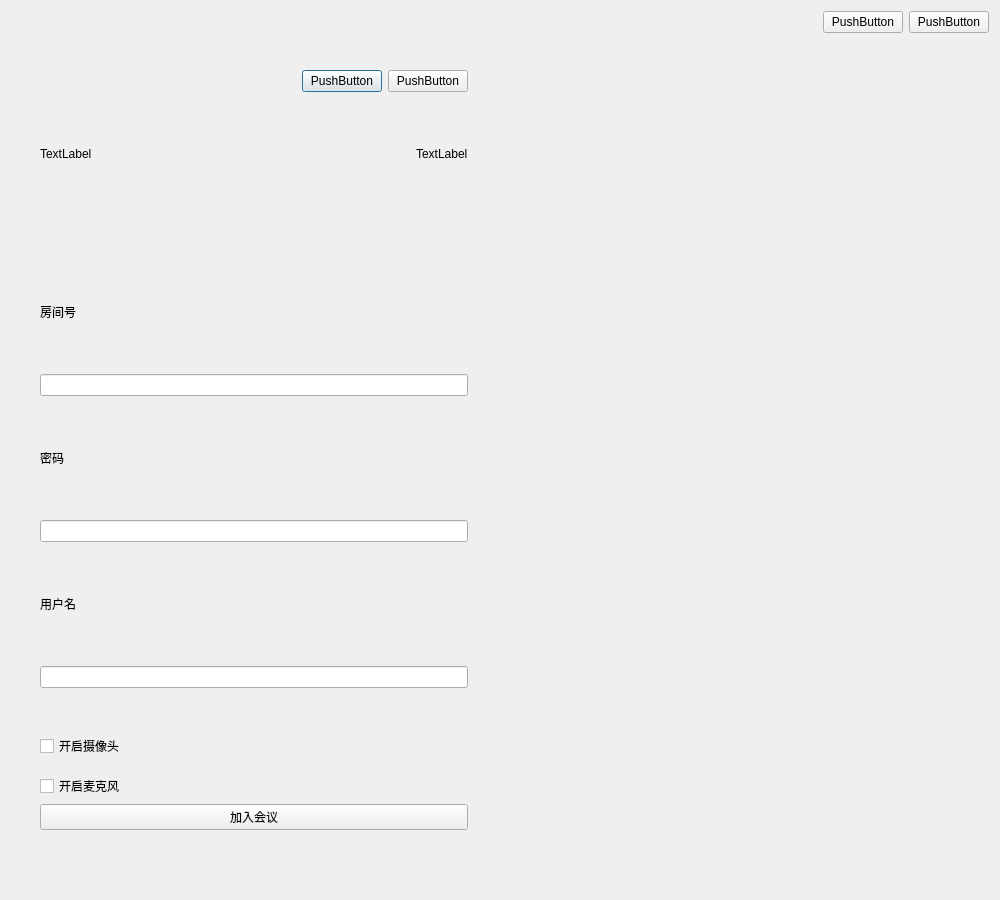
First picture: the form in NiceMeeting/CLogDialog.ui, repository mimihuhuu/VideoMeeting, before the edit.
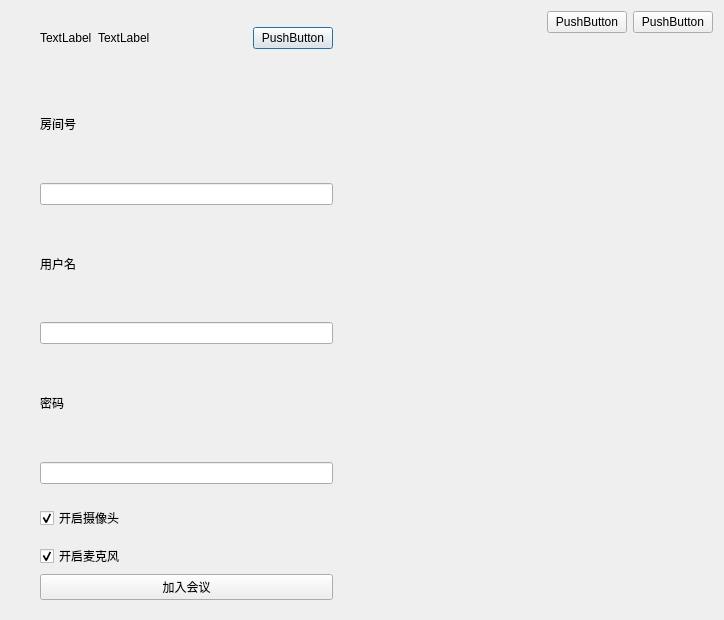
Second picture: the form after the edit.

Patch:
```diff
--- a/NiceMeeting/CLogDialog.ui
+++ b/NiceMeeting/CLogDialog.ui
@@ -6,14 +6,17 @@
    <rect>
     <x>0</x>
     <y>0</y>
-    <width>1000</width>
-    <height>900</height>
+    <width>724</width>
+    <height>620</height>
    </rect>
   </property>
   <property name="windowTitle">
    <string>CLogDialog</string>
   </property>
   <layout class="QHBoxLayout" name="horizontalLayout">
+   <property name="spacing">
+    <number>0</number>
+   </property>
    <item>
     <widget class="QWidget" name="widget_left" native="true">
      <layout class="QVBoxLayout" name="LeftList_Vlayout">
@@ -24,7 +27,7 @@
        <number>9</number>
       </property>
       <property name="topMargin">
-       <number>9</number>
+       <number>0</number>
       </property>
       <property name="rightMargin">
        <number>9</number>
@@ -32,22 +35,6 @@
       <property name="bottomMargin">
        <number>9</number>
       </property>
-      <item>
-       <spacer name="verticalSpacer_2">
-        <property name="orientation">
-         <enum>Qt::Vertical</enum>
-        </property>
-        <property name="sizeType">
-         <enum>QSizePolicy::Fixed</enum>
-        </property>
-        <property name="sizeHint" stdset="0">
-         <size>
-          <width>20</width>
-          <height>50</height>
-         </size>
-        </property>
-       </spacer>
-      </item>
       <item>
        <layout class="QHBoxLayout" name="horizontalLayout_5">
         <item>
@@ -69,35 +56,20 @@
         <item>
          <layout class="QVBoxLayout" name="verticalLayout_2">
           <item>
-           <layout class="QHBoxLayout" name="horizontalLayout_3">
-            <item>
-             <spacer name="horizontalSpacer_2">
-              <property name="orientation">
-               <enum>Qt::Horizontal</enum>
-              </property>
-              <property name="sizeHint" stdset="0">
-               <size>
-                <width>40</width>
-                <height>20</height>
-               </size>
-              </property>
-             </spacer>
-            </item>
-            <item>
-             <widget class="QPushButton" name="BtnNetStatus">
-              <property name="text">
-               <string>PushButton</string>
-              </property>
-             </widget>
-            </item>
-            <item>
-             <widget class="QPushButton" name="BtnSetting">
-              <property name="text">
-               <string>PushButton</string>
-              </property>
-             </widget>
-            </item>
-           </layout>
+           <spacer name="verticalSpacer_2">
+            <property name="orientation">
+             <enum>Qt::Vertical</enum>
+            </property>
+            <property name="sizeType">
+             <enum>QSizePolicy::Fixed</enum>
+            </property>
+            <property name="sizeHint" stdset="0">
+             <size>
+              <width>20</width>
+              <height>16</height>
+             </size>
+            </property>
+           </spacer>
           </item>
           <item>
            <layout class="QHBoxLayout" name="horizontalLayout_4">
@@ -108,6 +80,13 @@
               </property>
              </widget>
             </item>
+            <item>
+             <widget class="QLabel" name="label_name">
+              <property name="text">
+               <string>TextLabel</string>
+              </property>
+             </widget>
+            </item>
             <item>
              <spacer name="horizontalSpacer_5">
               <property name="orientation">
@@ -125,9 +104,9 @@
              </spacer>
             </item>
             <item>
-             <widget class="QLabel" name="label_name">
+             <widget class="QPushButton" name="BtnSetting">
               <property name="text">
-               <string>TextLabel</string>
+               <string>PushButton</string>
               </property>
              </widget>
             </item>
@@ -144,7 +123,7 @@
             <property name="sizeHint" stdset="0">
              <size>
               <width>20</width>
-              <height>40</height>
+              <height>16</height>
              </size>
             </property>
            </spacer>
@@ -159,16 +138,6 @@
           <item>
            <widget class="QLineEdit" name="lineEdit_roomID"/>
           </item>
-          <item>
-           <widget class="QLabel" name="label_7">
-            <property name="text">
-             <string>密码</string>
-            </property>
-           </widget>
-          </item>
-          <item>
-           <widget class="QLineEdit" name="lineEdit_pwd"/>
-          </item>
           <item>
            <widget class="QLabel" name="label_8">
             <property name="text">
@@ -179,6 +148,16 @@
           <item>
            <widget class="QLineEdit" name="lineEdit_username"/>
           </item>
+          <item>
+           <widget class="QLabel" name="label_7">
+            <property name="text">
+             <string>密码</string>
+            </property>
+           </widget>
+          </item>
+          <item>
+           <widget class="QLineEdit" name="lineEdit_pwd"/>
+          </item>
           <item>
            <spacer name="verticalSpacer_5">
             <property name="orientation">
@@ -190,7 +169,7 @@
             <property name="sizeHint" stdset="0">
              <size>
               <width>20</width>
-              <height>40</height>
+              <height>16</height>
              </size>
             </property>
            </spacer>
@@ -200,6 +179,9 @@
             <property name="text">
              <string>开启摄像头</string>
             </property>
+            <property name="checked">
+             <bool>true</bool>
+            </property>
            </widget>
           </item>
           <item>
@@ -213,7 +195,7 @@
             <property name="sizeHint" stdset="0">
              <size>
               <width>20</width>
-              <height>10</height>
+              <height>8</height>
              </size>
             </property>
            </spacer>
@@ -223,6 +205,9 @@
             <property name="text">
              <string>开启麦克风</string>
             </property>
+            <property name="checked">
+             <bool>true</bool>
+            </property>
            </widget>
           </item>
           <item>
@@ -252,22 +237,6 @@
         </item>
        </layout>
       </item>
-      <item>
-       <spacer name="verticalSpacer_3">
-        <property name="orientation">
-         <enum>Qt::Vertical</enum>
-        </property>
-        <property name="sizeType">
-         <enum>QSizePolicy::Fixed</enum>
-        </property>
-        <property name="sizeHint" stdset="0">
-         <size>
-          <width>20</width>
-          <height>50</height>
-         </size>
-        </property>
-       </spacer>
-      </item>
      </layout>
     </widget>
    </item>
@@ -275,7 +244,7 @@
     <widget class="QWidget" name="widget_right" native="true">
      <layout class="QVBoxLayout" name="BigVideoWidget_Vlayout">
       <property name="spacing">
-       <number>6</number>
+       <number>0</number>
       </property>
       <property name="leftMargin">
        <number>0</number>
```
